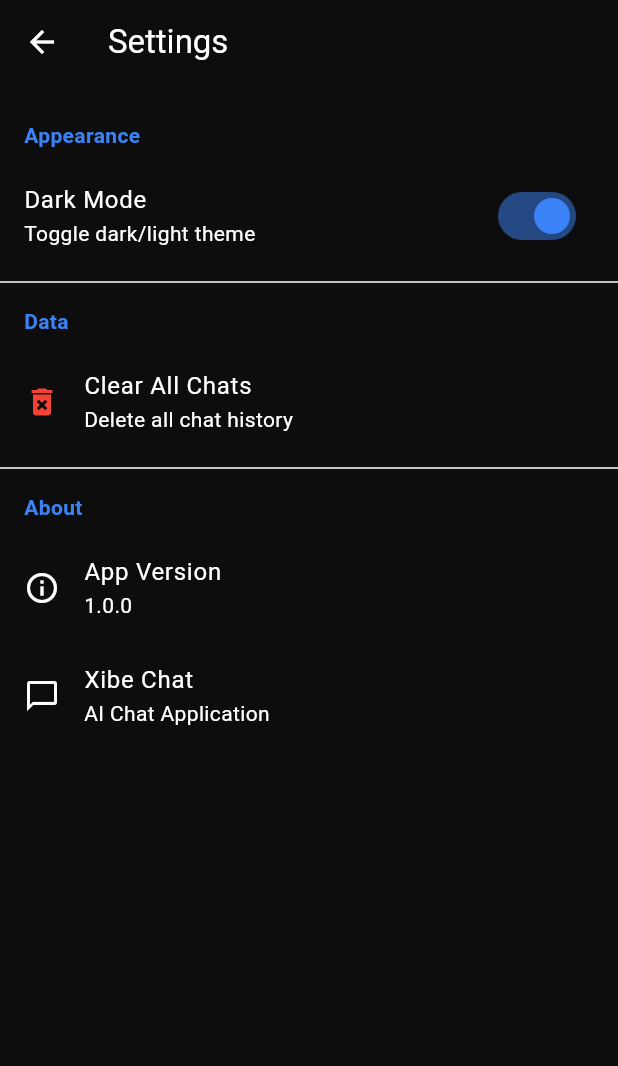
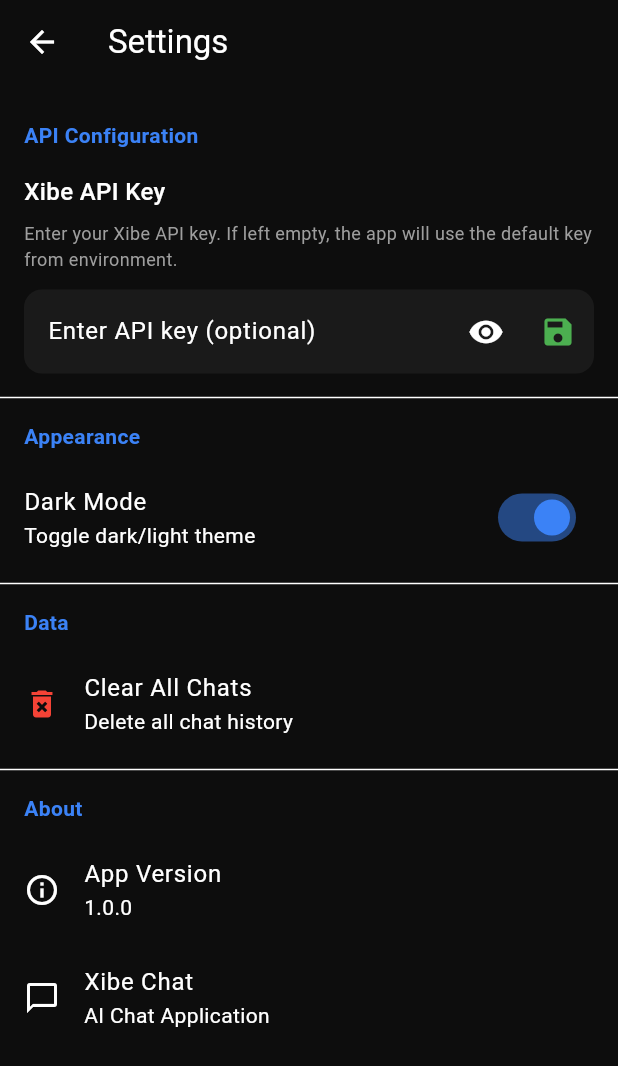
Before and after one commit to iotserver24/Flutterrrr, a Flutter app: the SettingsScreen screen opened directly, on a phone screen of 412 x 824 dp. Shown: the top 1066 px of the screen. Run offline on Flutter 3.47's test engine with Material 3 defaults, Android fonts, the phone set to English and light mode, and no system bars; our stand-ins replace flutter_markdown, shared_preferences, sqflite; accounts and stored records are empty; network calls fail.

Commit message:
Add API key configuration and improve model selection UI
Co-authored-by: iotserver24 <147928812+iotserver24@users.noreply.github.com>

```diff
--- /dev/null
+++ b/lib/providers/settings_provider.dart
@@ -0,0 +1,29 @@
+import 'package:flutter/material.dart';
+import 'package:shared_preferences/shared_preferences.dart';
+
+class SettingsProvider extends ChangeNotifier {
+  SharedPreferences? _prefs;
+  String? _apiKey;
+
+  String? get apiKey => _apiKey;
+
+  SettingsProvider() {
+    _loadSettings();
+  }
+
+  Future<void> _loadSettings() async {
+    _prefs = await SharedPreferences.getInstance();
+    _apiKey = _prefs?.getString('xibe_api_key');
+    notifyListeners();
+  }
+
+  Future<void> setApiKey(String? key) async {
+    _apiKey = key;
+    if (key != null && key.isNotEmpty) {
+      await _prefs?.setString('xibe_api_key', key);
+    } else {
+      await _prefs?.remove('xibe_api_key');
+    }
+    notifyListeners();
+  }
+}
--- a/lib/screens/settings_screen.dart
+++ b/lib/screens/settings_screen.dart
@@ -2,9 +2,33 @@ import 'package:flutter/material.dart';
 import 'package:provider/provider.dart';
 import '../providers/theme_provider.dart';
 import '../providers/chat_provider.dart';
+import '../providers/settings_provider.dart';
 
-class SettingsScreen extends StatelessWidget {
+class SettingsScreen extends StatefulWidget {
   const SettingsScreen({super.key});
+
+  @override
+  State<SettingsScreen> createState() => _SettingsScreenState();
+}
+
+class _SettingsScreenState extends State<SettingsScreen> {
+  final TextEditingController _apiKeyController = TextEditingController();
+  bool _isObscured = true;
+
+  @override
+  void initState() {
+    super.initState();
+    WidgetsBinding.instance.addPostFrameCallback((_) {
+      final apiKey = Provider.of<SettingsProvider>(context, listen: false).apiKey;
+      _apiKeyController.text = apiKey ?? '';
+    });
+  }
+
+  @override
+  void dispose() {
+    _apiKeyController.dispose();
+    super.dispose();
+  }
 
   @override
   Widget build(BuildContext context) {
@@ -19,6 +43,85 @@ class SettingsScreen extends StatelessWidget {
       body: ListView(
         children: [
           const SizedBox(height: 16),
+          _buildSection(
+            context,
+            'API Configuration',
+            [
+              Padding(
+                padding: const EdgeInsets.symmetric(horizontal: 16, vertical: 8),
+                child: Column(
+                  crossAxisAlignment: CrossAxisAlignment.start,
+                  children: [
+                    const Text(
+                      'Xibe API Key',
+                      style: TextStyle(
+                        fontSize: 16,
+                        fontWeight: FontWeight.w500,
+                      ),
+                    ),
+                    const SizedBox(height: 8),
+                    const Text(
+                      'Enter your Xibe API key. If left empty, the app will use the default key from environment.',
+                      style: TextStyle(
+                        fontSize: 12,
+                        color: Colors.grey,
+                      ),
+                    ),
+                    const SizedBox(height: 12),
+                    TextField(
+                      controller: _apiKeyController,
+                      obscureText: _isObscured,
+                      decoration: InputDecoration(
+                        hintText: 'Enter API key (optional)',
+                        suffixIcon: Row(
+                          mainAxisSize: MainAxisSize.min,
+                          children: [
+                            IconButton(
+                              icon: Icon(
+                                _isObscured ? Icons.visibility : Icons.visibility_off,
+                              ),
+                              onPressed: () {
+                                setState(() {
+                                  _isObscured = !_isObscured;
+                                });
+                              },
+                            ),
+                            IconButton(
+                              icon: const Icon(Icons.save, color: Colors.green),
+                              onPressed: () async {
+                                final apiKey = _apiKeyController.text.trim();
+                                final settingsProvider =
+                                    Provider.of<SettingsProvider>(context, listen: false);
+                                final chatProvider =
+                                    Provider.of<ChatProvider>(context, listen: false);
+
+                                await settingsProvider.setApiKey(
+                                  apiKey.isEmpty ? null : apiKey,
+                                );
+                                chatProvider.updateApiKey(
+                                  apiKey.isEmpty ? null : apiKey,
+                                );
+
+                                if (context.mounted) {
+                                  ScaffoldMessenger.of(context).showSnackBar(
+                                    const SnackBar(
+                                      content: Text('API key saved successfully'),
+                                      duration: Duration(seconds: 2),
+                                    ),
+                                  );
+                                }
+                              },
+                            ),
+                          ],
+                        ),
+                      ),
+                    ),
+                  ],
+                ),
+              ),
+            ],
+          ),
+          const Divider(),
           _buildSection(
             context,
             'Appearance',
```
Also changed, not shown: lib/main.dart (+7 -1 lines), lib/providers/chat_provider.dart (+19 -10 lines), lib/screens/chat_screen.dart (+21 -2 lines).
